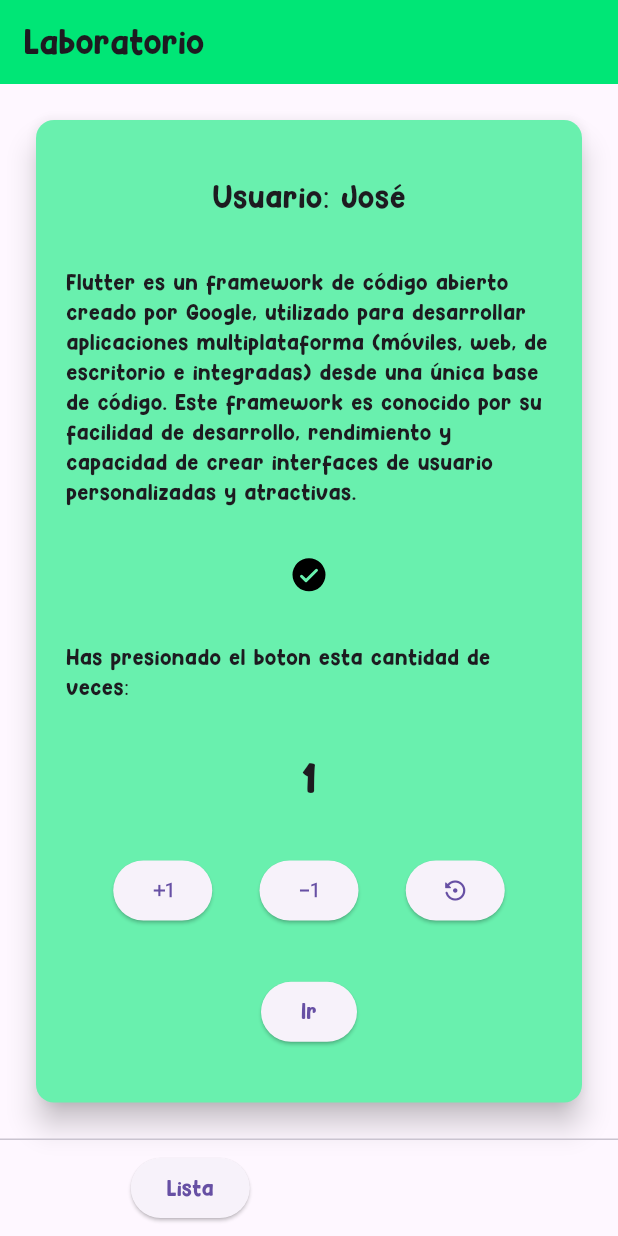
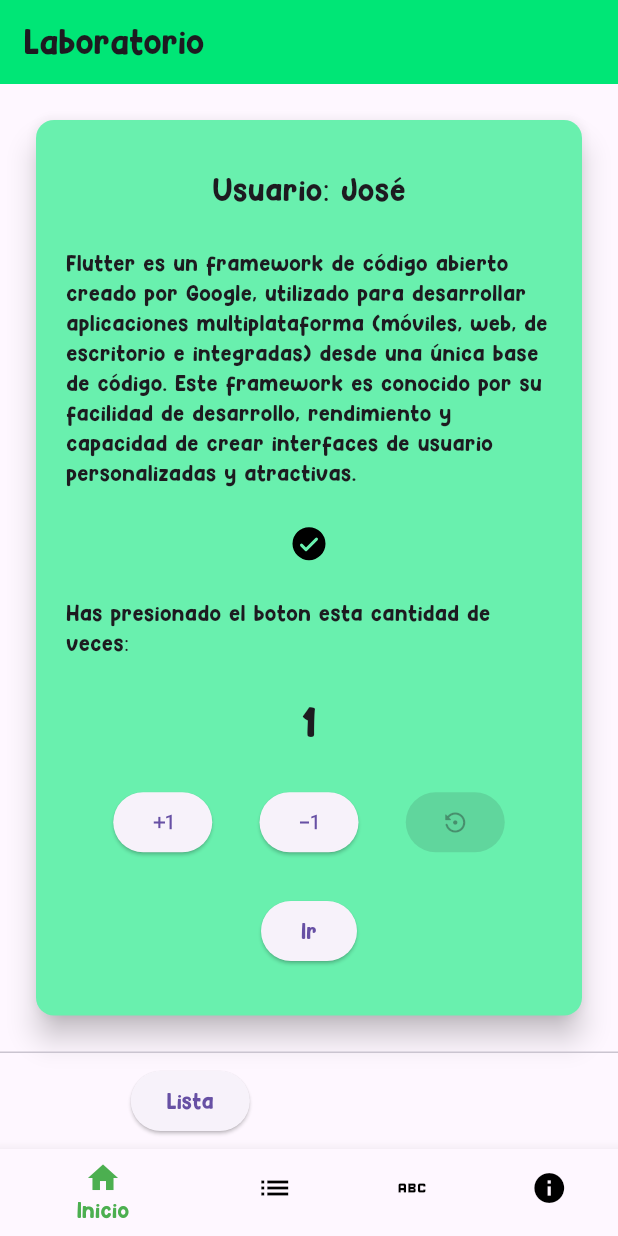
Before and after one commit to xWTomasWx/3479A321_2022479018, a Flutter app: the screen it shows after launch, after a tap on the "exposure plus 1" icon, on a phone screen of 412 x 824 dp. Run offline on Flutter 3.47's test engine with Material 3 defaults, Android fonts, the phone set to English and light mode, and no system bars; our stand-ins replace flutter_svg, shared_preferences.

Commit message:
Trabajo en clases

```diff
--- a/lib/pages/home.dart
+++ b/lib/pages/home.dart
@@ -4,6 +4,8 @@ import 'package:application_laboratorio/pages/list_content.dart';
 import 'package:application_laboratorio/pages/about.dart';
 import 'package:application_laboratorio/provider/app_data.dart';
 import 'package:provider/provider.dart';
+import 'package:application_laboratorio/pages/preferences.dart';
+import 'package:shared_preferences/shared_preferences.dart';
 
 class MyHomePage extends StatefulWidget {
   const MyHomePage({super.key, required this.title});
@@ -11,57 +13,59 @@ class MyHomePage extends StatefulWidget {
   final String title;
 
   @override
-  State<MyHomePage> createState() {
-    print("Create state");
-    return _MyHomePageState();
-  }
+  State<MyHomePage> createState() => _MyHomePageState();
 }
 
 class _MyHomePageState extends State<MyHomePage> {
   //int _counter = 0;
-  _MyHomePageState() {
-    print("Constructor, Mounted: $mounted");
-  }
+  bool _isResetEnabled = false;
 
   @override
   void initState() {
     super.initState();
-    print("initState(), Mounted: $mounted");
+    _loadPreferences();
+  }
+
+  Future<void> _loadPreferences() async {
+    final prefs = await SharedPreferences.getInstance();
+    setState(() {
+      _isResetEnabled = prefs.getBool('isResetEnabled') ?? false;
+    });
   }
 
   @override
   void didChangeDependencies() {
     super.didChangeDependencies();
-    print("didChangeDependencies(), Mounted: $mounted");
+    //print("didChangeDependencies(), Mounted: $mounted");
   }
 
   @override
   void setState(VoidCallback fn) {
-    print("setState()");
+    //print("setState()");
     super.setState(fn);
   }
 
   @override
   void didUpdateWidget(covariant MyHomePage oldWidget) {
     super.didUpdateWidget(oldWidget);
-    print("didUpdateWidget(), Mounted: $mounted");
+    //print("didUpdateWidget(), Mounted: $mounted");
   }
 
   @override
   void deactivate() {
-    print("deactivate(), Mounted: $mounted");
+    //print("deactivate(), Mounted: $mounted");
     super.deactivate();
   }
 
   @override
   void dispose() {
-    print("dispose(), Mounted: $mounted");
+    //print("dispose(), Mounted: $mounted");
     super.dispose();
   }
 
   @override
   void reassemble() {
-    print("reassemble(), Mounted: $mounted");
+    //print("reassemble(), Mounted: $mounted");
     super.reassemble();
   }
 
@@ -83,6 +87,31 @@ class _MyHomePageState extends State<MyHomePage> {
     });
   }*/
 
+  void _onItemTapped(int index) {
+    if (index == 1) {
+      Navigator.push(
+        context,
+        MaterialPageRoute(builder: (context) => const ListContent()),
+      );
+    }
+    if (index == 2) {
+      Navigator.push(
+        context,
+        MaterialPageRoute(
+          builder: (context) => const PreferencesPage(title: 'Preferencias'),
+        ),
+      ).then((_) {
+        _loadPreferences();
+      });
+    }
+    if (index == 3) {
+      Navigator.push(
+        context,
+        MaterialPageRoute(builder: (context) => const About()),
+      );
+    }
+  }
+
   void _navigateCounter() {
     if (context.read<AppData>().counter % 2 == 0) {
       Navigator.push(
@@ -99,7 +128,7 @@ class _MyHomePageState extends State<MyHomePage> {
 
   @override
   Widget build(BuildContext context) {
-    print("build");
+    //print("build");
     //var logger = Logger();
     //logger.d("Logger is working!");
     String assetName = "assets/icons/check.svg";
@@ -161,11 +190,13 @@ class _MyHomePageState extends State<MyHomePage> {
                         onPressed: context.read<AppData>().decrementCounter,
                         child: Icon(Icons.exposure_minus_1),
                       ),
-                      if (context.watch<AppData>().enableReset)
-                        ElevatedButton(
-                          onPressed: context.read<AppData>().resetCounter,
-                          child: Icon(Icons.settings_backup_restore_rounded),
-                        ),
+                      ElevatedButton(
+                        onPressed:
+                            _isResetEnabled
+                                ? context.read<AppData>().resetCounter
+                                : null,
+                        child: Icon(Icons.settings_backup_restore_rounded),
+                      ),
                     ],
                   ),
                   ElevatedButton(
@@ -194,6 +225,17 @@ class _MyHomePageState extends State<MyHomePage> {
           ),
         ),
       ),
+      bottomNavigationBar: BottomNavigationBar(
+        items: const <BottomNavigationBarItem>[
+          BottomNavigationBarItem(icon: Icon(Icons.home), label: 'Inicio'),
+          BottomNavigationBarItem(icon: Icon(Icons.list), label: 'Lista'),
+          BottomNavigationBarItem(icon: Icon(Icons.abc), label: 'Preferencias'),
+          BottomNavigationBarItem(icon: Icon(Icons.info), label: 'Detalles'),
+        ],
+        unselectedItemColor: Colors.black,
+        selectedItemColor: Colors.green,
+        onTap: _onItemTapped,
+      ),
     );
   }
 }
--- a/pubspec.yaml
+++ b/pubspec.yaml
@@ -16,6 +16,7 @@ dependencies:
   flutter_svg: ^2.0.17
   logger: ^2.5.0
   provider: ^6.1.5
+  shared_preferences: ^2.5.3
 
 dev_dependencies:
   flutter_test:
```
Also changed, not shown: lib/pages/preferences.dart (added, +65 -0 lines), pubspec.lock, 1 other file.
